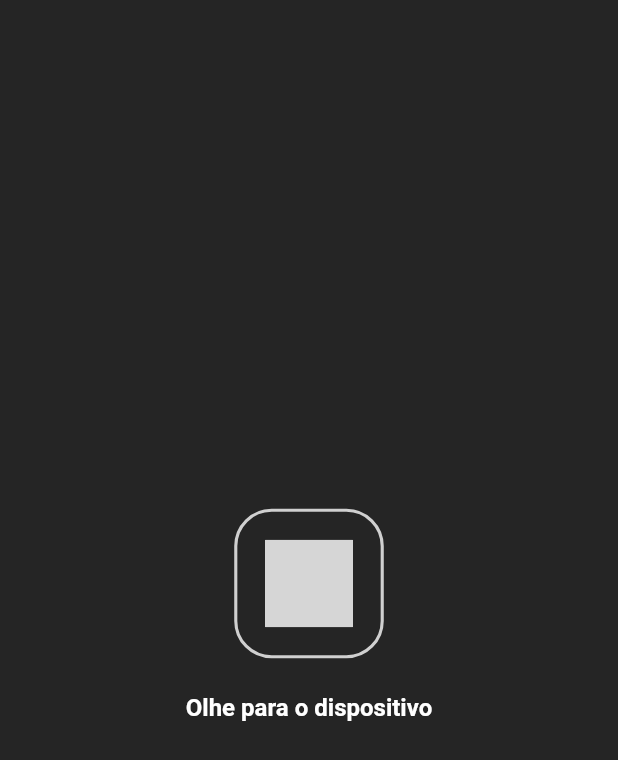
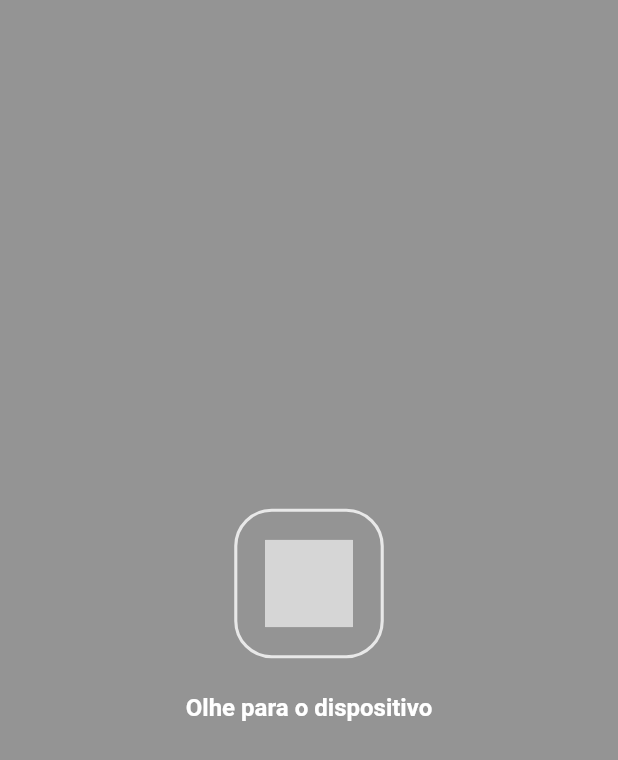
Before and after one commit to tatianahasimoto-netizen/apontesegura, a Flutter app: the CpfSeguroBiometriaOverlay widget shown alone on an empty page, opened directly, on a phone screen of 412 x 824 dp. Shown: the top 760 px of the screen. Run offline on Flutter 3.47's test engine with Material 3 defaults, Android fonts, the phone set to English and light mode, and no system bars; our stand-ins replace flutter_svg, vector_graphics, web; missing offline and left inert: dart:js_interop, dart:ui_web; Roboto replaces fonts that are missing (SF Pro Rounded); project files that could hold a hidden picture were left out; grey boxes are pictures that could not be loaded.

Commit message:
Replace 5 alpha colors with existing tokens, remove 21 now-dead ones
Substitutions (real components):
- CpfSeguroToast normal bg: neutral10Alpha70 -> commonBg (added
  CpfSeguroColors.commonFg/commonBg/commonBgMenu, which existed on
  Palette/Scheme but were never mirrored on the static Colors class)
- CpfSeguroToast error bg: error07Alpha70 -> error07 (opaque, no more glass)
- CpfSeguroToast warning bg: warning07Alpha70 -> warning07 (opaque)
- CpfSeguroBiometriaOverlay bg: blackAlpha85 -> blackAlpha40
- CpfSeguroGap dev-mode marker: primary04Alpha18 -> blackAlpha20

Removed (now unused after the substitutions above, or already unused by
any component per the previous audit): primary04Alpha18, primary05Alpha20,
primary05Alpha32, primary05Alpha40, neutral10Alpha70, whiteAlpha24,
whiteAlpha32, whiteAlpha38, whiteAlpha80, blackAlpha8, blackAlpha13,
blackAlpha18, blackAlpha85, cardDark (orphaned from the removed
WalletCard), errorBanner (orphaned from the removed StatusBanner),
error04Alpha12, error04Alpha20, error04Alpha32, error04Alpha40,
error07Alpha70, warning07Alpha70.

Cleaned up every consumer: the catalog's palette/shadow swatches and specs
(main.dart, spec_tables.dart — including a real usage I found while
auditing, _AaBadge's fail-state bg, swapped error04Alpha12 -> error07),
the dev-inspect color-name lookup table, and two stale shadow-name
mentions in doc comments (Nav/BottomApp) that referenced blackAlpha13
even though the actual code already used CpfSeguroElevation.medium.

Verified with `flutter analyze` (0 errors project-wide).

Co-Authored-By: Claude Sonnet 5 <noreply@anthropic.com>

````diff
--- a/lib/design_system/theme/cpf_seguro_colors.dart
+++ b/lib/design_system/theme/cpf_seguro_colors.dart
@@ -9,6 +9,14 @@ import 'generated/cps_color_tokens.g.dart';
 /// (~/Desktop/cpf-seguro-app/src/styles/theme.css).
 class CpfSeguroColors {
   CpfSeguroColors._();
+
+  // ═══════════════════════════════════════════════════════════════════════
+  // COMMON (A Ponte — Common/FG e Common/BG são distintos de Neutral/White)
+  // ═══════════════════════════════════════════════════════════════════════
+
+  static const Color commonFg = Color(CpfSeguroColorConsts.commonFg);
+  static const Color commonBg = Color(CpfSeguroColorConsts.commonBg);
+  static const Color commonBgMenu = Color(CpfSeguroColorConsts.commonBgMenu);
 
   // ═══════════════════════════════════════════════════════════════════════
   // PRIMARY (brand blue) + alphas
@@ -39,18 +47,6 @@ class CpfSeguroColors {
   static const Color primaryStateHover = Color(CpfSeguroColorConsts.primaryStateHover);
   static const Color brandOnPrimary = Color(CpfSeguroColorConsts.onPrimary);
 
-  /// primary-04 @ 18% — chat button drop shadow.
-  static const Color primary04Alpha18 = Color(0x2E003BE0);
-
-  /// primary-05 @ 20% — bottom nav item ativo (lift shadow).
-  static const Color primary05Alpha20 = Color(0x333369FF);
-
-  /// primary-05 @ 32% — chat completion card drop shadow.
-  static const Color primary05Alpha32 = Color(0x522157EF);
-
-  /// primary-05 @ 40% — banner drop shadow.
-  static const Color primary05Alpha40 = Color(0x662157EF);
-
   // ═══════════════════════════════════════════════════════════════════════
   // NEUTRAL (gray) + alphas de white e black
   // ═══════════════════════════════════════════════════════════════════════
@@ -72,41 +68,14 @@ class CpfSeguroColors {
   static const Color white = Color(CpfSeguroColorConsts.white);
   static const Color black = Color(CpfSeguroColorConsts.black);
 
-  /// neutral-10 @ 70% — bg do toast normal (glass tint).
-  static const Color neutral10Alpha70 = Color(0xB3F6F6F6);
-
-  /// white @ 24% — banner chip bg (sobre gradient primary).
-  static const Color whiteAlpha24 = Color(0x3DFFFFFF);
-
-  /// white @ 32% — banner divider tracejado.
-  static const Color whiteAlpha32 = Color(0x52FFFFFF);
-
-  /// white @ 38% — banner chip border, completion dot inativo.
-  static const Color whiteAlpha38 = Color(0x61FFFFFF);
-
-  /// white @ 80% — glass surface (TopAppBar, BottomNav, Toast, sticky bars).
-  static const Color whiteAlpha80 = Color(0xCCFFFFFF);
-
   /// white @ 90% — véu de sheet/scrim claro.
   static const Color whiteAlpha90 = Color(0xE6FFFFFF);
 
-  /// black @ 8% — toast drop shadow.
-  static const Color blackAlpha8 = Color(0x14000000);
-
-  /// black @ 13% — card / bottom nav / bottomchatbar drop shadow.
-  static const Color blackAlpha13 = Color(0x21000000);
-
-  /// black @ 18% — numpad key press shadow.
-  static const Color blackAlpha18 = Color(0x2D000000);
-
-  /// black @ 20% — tooltip drop shadow.
+  /// black @ 20% — tooltip drop shadow, gap marker (dev mode).
   static const Color blackAlpha20 = Color(0x33000000);
 
-  /// black @ 40% — scrim padrão de bottomsheet.
+  /// black @ 40% — scrim padrão de bottomsheet, overlay de biometria.
   static const Color blackAlpha40 = Color(0x66000000);
-
-  /// black @ 85% — full-screen overlay (biometria).
-  static const Color blackAlpha85 = Color(0xD9000000);
 
   /// slate #101828 @ 10% / @ 6% — sombra do knob do ToggleSwitch (padrão iOS,
   /// 2 camadas). Cor levemente navy em vez de preto puro.
@@ -125,29 +94,6 @@ class CpfSeguroColors {
   static const Color error06 = Color(CpfSeguroColorConsts.error06);
   static const Color error07 = Color(CpfSeguroColorConsts.error07);
 
-  /// Painel de erro sobre o gradient azul do StatusBanner (React #A23737).
-  /// Vermelho dessaturado — o error-04 puro vibra demais sobre o brand.
-  static const Color errorBanner = Color(0xFFA23737);
-
-  /// Bg do cartão físico do parceiro na Carteira (Figma #272727).
-  /// Mais frio que o neutral-01 — específico do WalletCard.partner.
-  static const Color cardDark = Color(0xFF272727);
-
-  /// error-04 @ 12% — error toast shadow.
-  static const Color error04Alpha12 = Color(0x1FF04438);
-
-  /// error-04 @ 20% — delete button shadow (back office).
-  static const Color error04Alpha20 = Color(0x33F04438);
-
-  /// error-04 @ 32% — destructive card shadow.
-  static const Color error04Alpha32 = Color(0x52F04438);
-
-  /// error-04 @ 40% — danger banner shadow.
-  static const Color error04Alpha40 = Color(0x66F04438);
-
-  /// error-07 @ 70% — bg do toast error (glass tint).
-  static const Color error07Alpha70 = Color(0xB3FEF3F2);
-
   // ═══════════════════════════════════════════════════════════════════════
   // WARNING (amber) + alphas
   // ═══════════════════════════════════════════════════════════════════════
@@ -159,9 +105,6 @@ class CpfSeguroColors {
   static const Color warning05 = Color(CpfSeguroColorConsts.warning05);
   static const Color warning06 = Color(CpfSeguroColorConsts.warning06);
   static const Color warning07 = Color(CpfSeguroColorConsts.warning07);
-
-  /// warning-07 @ 70% — bg do toast warning (glass tint).
-  static const Color warning07Alpha70 = Color(0xB3FEF4E6);
 
   // ═══════════════════════════════════════════════════════════════════════
   // SUCCESS (green) + alphas
@@ -188,7 +131,7 @@ class CpfSeguroColors {
 
   // ═══════════════════════════════════════════════════════════════════════
   // TRANSPARENT (só o essencial — não precisa "overlayDark", "scrim" etc.
-  // Esses estão sob NEUTRAL como blackAlpha40/85)
+  // Esses estão sob NEUTRAL como blackAlpha40)
   // ═══════════════════════════════════════════════════════════════════════
 
   static const Color transparent = Color(0x00000000);
--- a/lib/design_system/widgets/cpf_seguro_biometria_overlay.dart
+++ b/lib/design_system/widgets/cpf_seguro_biometria_overlay.dart
@@ -63,7 +63,7 @@ class _CpsBiometriaOverlayState extends State<CpfSeguroBiometriaOverlay> {
           explicitChildNodes: true,
           label: 'Autenticação biométrica',
           child: ColoredBox(
-            color: CpfSeguroColors.blackAlpha85,
+            color: CpfSeguroColors.blackAlpha40,
             child: Center(
               child: Column(
                 mainAxisSize: MainAxisSize.min,
--- a/lib/design_system/widgets/cpf_seguro_bottom_app.dart
+++ b/lib/design_system/widgets/cpf_seguro_bottom_app.dart
@@ -86,7 +86,7 @@ class CpfSeguroBottomApp extends StatelessWidget {
   // Constantes de altura por variante (compat com callers legados).
   static const double heightDefault = 34;
   // Nav = 16 headroom (estouro do ativo) + 76 row + 34 indicator.
-  // Barra VISUAL = 110 (spec): glass + stroke white + shadow blackAlpha13.
+  // Barra VISUAL = 110 (spec): glass + stroke white + shadow Elevation.medium.
   static const double heightNav = 126;
   static const double heightButton1 = 122;
   static const double heightButton2 = 190;
--- a/lib/design_system/widgets/cpf_seguro_button.dart
+++ b/lib/design_system/widgets/cpf_seguro_button.dart
@@ -61,8 +61,9 @@ class CpfSeguroButton extends StatefulWidget {
   });
 
   /// Variante "chat" — usada quando o botão fica flutuando dentro do chat.
-  /// Aplica shadow `primary04Alpha18` + radius 24 (não-pill). Substitui o
-  /// antigo `CpfSeguroChatButton` (consolidado como variante deste widget).
+  /// Aplica shadow `CpfSeguroElevation.brandLow` + radius 24 (não-pill).
+  /// Substitui o antigo `CpfSeguroChatButton` (consolidado como variante
+  /// deste widget).
   ///
   /// ```dart
   /// CpfSeguroButton.chatLift(label: 'Abrir termos', onPressed: openTerms)
--- a/lib/design_system/widgets/cpf_seguro_dev_inspect.dart
+++ b/lib/design_system/widgets/cpf_seguro_dev_inspect.dart
@@ -51,8 +51,6 @@ String cpfSeguroColorToken(Color? c) {
     0xFFFEF3F2: 'error-07',
     0xFF12B76A: 'success-04',
     0xFFF79009: 'warning-04',
-    0xFF272727: 'cardDark',
-    0xFFA23737: 'errorBanner',
   };
   return map[c.value] ?? '#${(c.value & 0xFFFFFF).toRadixString(16).padLeft(6, '0').toUpperCase()}';
 }
--- a/lib/design_system/widgets/cpf_seguro_gap.dart
+++ b/lib/design_system/widgets/cpf_seguro_gap.dart
@@ -34,5 +34,5 @@ class _GapMarker extends StatelessWidget {
   const _GapMarker({required this.vertical});
   final bool vertical;
   @override
-  Widget build(BuildContext context) => const ColoredBox(color: CpfSeguroColors.primary04Alpha18);
+  Widget build(BuildContext context) => const ColoredBox(color: CpfSeguroColors.blackAlpha20);
 }
--- a/lib/design_system/widgets/cpf_seguro_toast.dart
+++ b/lib/design_system/widgets/cpf_seguro_toast.dart
@@ -122,7 +122,7 @@ class _ToastConfig {
 
 _ToastConfig _toastConfig(CpfSeguroToastState s) => switch (s) {
       CpfSeguroToastState.normal => const _ToastConfig(
-          bg: CpfSeguroColors.neutral10Alpha70,
+          bg: CpfSeguroColors.commonBg,
           border: CpfSeguroColors.neutral08,
           iconState: CpfSeguroSpotState.normal,
           defaultIcon: 'hand-wave-light',
@@ -134,13 +134,13 @@ _ToastConfig _toastConfig(CpfSeguroToastState s) => switch (s) {
           defaultIcon: 'check-light',
         ),
       CpfSeguroToastState.error => const _ToastConfig(
-          bg: CpfSeguroColors.error07Alpha70,
+          bg: CpfSeguroColors.error07,
           border: CpfSeguroColors.error06,
           iconState: CpfSeguroSpotState.error,
           defaultIcon: 'xmark-light',
         ),
       CpfSeguroToastState.warning => const _ToastConfig(
-          bg: CpfSeguroColors.warning07Alpha70,
+          bg: CpfSeguroColors.warning07,
           border: CpfSeguroColors.warning06,
           iconState: CpfSeguroSpotState.warning,
           defaultIcon: 'triangle-exclamation-light',
````
Also changed, not shown: lib/design_system/widgets/cpf_seguro_nav.dart (+4 -4 lines), lib/main.dart (+2 -36 lines), lib/spec_tables.dart (+9 -28 lines).
